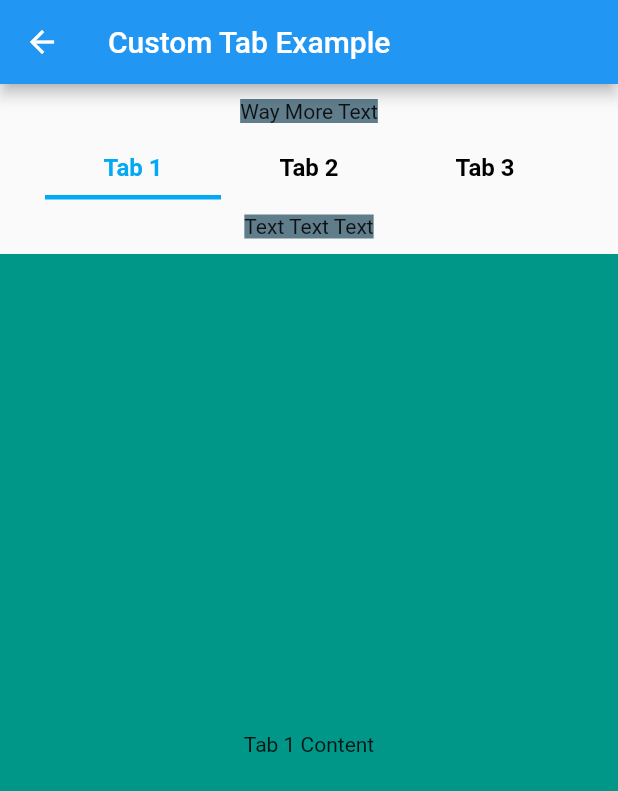
After one commit to MikeRzDev/navigator_workshop, a Flutter app: the MainTabPage screen opened directly, after a tap on "Custom Tap Example", on a phone screen of 412 x 824 dp. The commit adds this screen. Shown: the top 791 px of the screen. Run offline on Flutter 3.47's test engine with Material 2 defaults, Android fonts, the phone set to English and light mode, and no system bars.

Commit message:
added examples: viewpager tab navigation drawer

```diff
--- /dev/null
+++ b/lib/ui/tabs/app_bar_tab_page.dart
@@ -0,0 +1,60 @@
+import 'package:flutter/material.dart';
+
+class AppBarTabPage extends StatefulWidget {
+  const AppBarTabPage({Key? key}) : super(key: key);
+
+  @override
+  _AppBarTabPageState createState() => _AppBarTabPageState();
+}
+
+class _AppBarTabPageState extends State<AppBarTabPage> with SingleTickerProviderStateMixin {
+  late TabController _tabController;
+
+  @override
+  void initState() {
+    super.initState();
+    _tabController = TabController(length: 3, vsync: this);
+  }
+
+  @override
+  Widget build(BuildContext context) {
+    return Scaffold(
+      bottomNavigationBar: Container(
+        color: Colors.white,
+        child: Row(
+          mainAxisSize: MainAxisSize.min,
+          mainAxisAlignment: MainAxisAlignment.spaceBetween,
+          children: [
+            TextButton(onPressed: () => _tabController.animateTo(0), child: Text('Option 1')),
+            TextButton(onPressed: () => _tabController.animateTo(1), child: Text('Option 2')),
+            TextButton(onPressed: () => _tabController.animateTo(2), child: Text('Option 3'))
+          ],
+        ),
+      ),
+      appBar: AppBar(
+        title: Text('App Bar Tabs'),
+        bottom: TabBar(
+          controller: _tabController,
+          tabs: [
+            Tab(text: 'Tab 1'),
+            Tab(text: 'Tab 2'),
+            Tab(text: 'Tab 3'),
+          ],
+        ),
+      ),
+      body: TabBarView(
+        controller: _tabController,
+        children: [
+          _buildPage(context, 'Tab 1 Content', Colors.yellow),
+          _buildPage(context, 'Tab 2 Content', Colors.grey),
+          _buildPage(context, 'Tab 3 Content', Colors.orange),
+        ],
+      ),
+    );
+  }
+
+  Widget _buildPage(BuildContext context, String text, Color color) => Container(
+        color: color,
+        child: Center(child: Text(text)),
+      );
+}
--- /dev/null
+++ b/lib/ui/tabs/custom_tab_page.dart
@@ -0,0 +1,81 @@
+import 'package:flutter/material.dart';
+
+class CustomTabPage extends StatefulWidget {
+  const CustomTabPage({Key? key}) : super(key: key);
+
+  @override
+  _CustomTabPageState createState() => _CustomTabPageState();
+}
+
+class _CustomTabPageState extends State<CustomTabPage> with SingleTickerProviderStateMixin {
+  late TabController _tabController;
+
+  @override
+  void initState() {
+    super.initState();
+    _tabController = TabController(length: 3, vsync: this);
+  }
+
+  @override
+  Widget build(BuildContext context) {
+    return Scaffold(
+      appBar: AppBar(
+        title: Text('Custom Tab Example'),
+      ),
+      body: Column(
+        mainAxisSize: MainAxisSize.min,
+        children: [
+          SizedBox(height: 10),
+          Container(
+              color: Colors.blueGrey,
+              child: Text('Way More Text')),
+          SizedBox(height: 10),
+          Padding(
+            padding: const EdgeInsets.symmetric(horizontal: 30),
+            child: TabBar(
+              controller: _tabController,
+              unselectedLabelColor: Colors.black,
+              labelColor: Colors.lightBlue,
+              indicator: UnderlineTabIndicator(borderSide: BorderSide(color: Colors.lightBlue, width: 3.0)),
+              tabs: [
+                _buildStylishTab('Tab 1'),
+                _buildStylishTab('Tab 2'),
+                _buildStylishTab('Tab 3'),
+              ],
+            ),
+          ),
+          SizedBox(height: 10),
+          Container(
+              color: Colors.blueGrey,
+              child: Text('Text Text Text')),
+          SizedBox(height: 10),
+          Expanded(
+              child: TabBarView(
+            controller: _tabController,
+            children: [
+              _buildPage('Tab 1 Content', Colors.teal),
+              _buildPage('Tab 2 Content', Colors.lime),
+              _buildPage('Tab 3 Content', Colors.brown)
+            ],
+          ))
+        ],
+      ),
+    );
+  }
+
+  Widget _buildStylishTab(String text) => Container(
+        padding: EdgeInsets.symmetric(vertical: 10),
+        child: Text(
+          text,
+          style: TextStyle(
+            fontWeight: FontWeight.bold,
+            fontSize: 16,
+          ),
+        ),
+      );
+
+  Widget _buildPage(String text, Color color) => Container(
+        color: color,
+        child: Center(child: Text(text)),
+      );
+}
--- /dev/null
+++ b/lib/ui/tabs/main_tab_page.dart
@@ -0,0 +1,32 @@
+import 'package:flutter/material.dart';
+import 'package:navigator_workshop/ui/tabs/app_bar_tab_page.dart';
+import 'package:navigator_workshop/ui/tabs/custom_tab_page.dart';
+
+class MainTabPage extends StatelessWidget {
+  const MainTabPage({Key? key}) : super(key: key);
+
+  @override
+  Widget build(BuildContext context) {
+    return Scaffold(
+      appBar: AppBar(
+        title: Text('Tab Examples'),
+      ),
+      body: Center(
+        child: Column(
+          mainAxisSize: MainAxisSize.min,
+          children: [
+            ElevatedButton(
+              onPressed: () => Navigator.push(context, MaterialPageRoute(builder: (_) => AppBarTabPage())),
+              child: Text('AppBar Tap Example'),
+            ),
+            SizedBox(height: 20),
+            ElevatedButton(
+              onPressed: () => Navigator.push(context, MaterialPageRoute(builder: (_) => CustomTabPage())),
+              child: Text('Custom Tap Example'),
+            ),
+          ],
+        ),
+      ),
+    );
+  }
+}
```
Also changed, not shown: lib/ui/main_menu.dart (+29 -1 lines), lib/ui/navigator_drawer/navigator_drawer_page.dart (added, +37 -0 lines), lib/ui/popup_route/first_page.dart (added, +39 -0 lines), lib/ui/popup_route/second_page.dart (added, +29 -0 lines), lib/ui/return_data/second_page.dart (+9 -7 lines), lib/ui/view_pager/view_pager_page.dart (added, +30 -0 lines).
